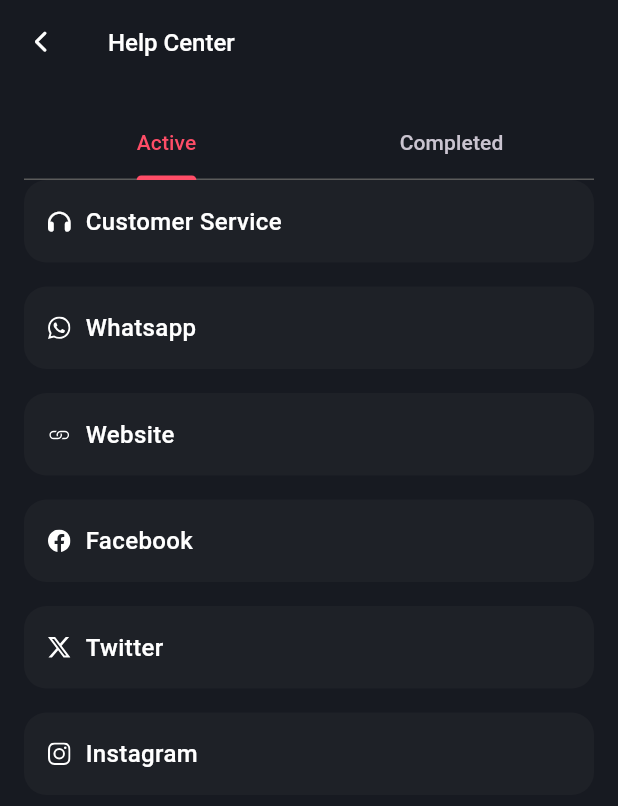
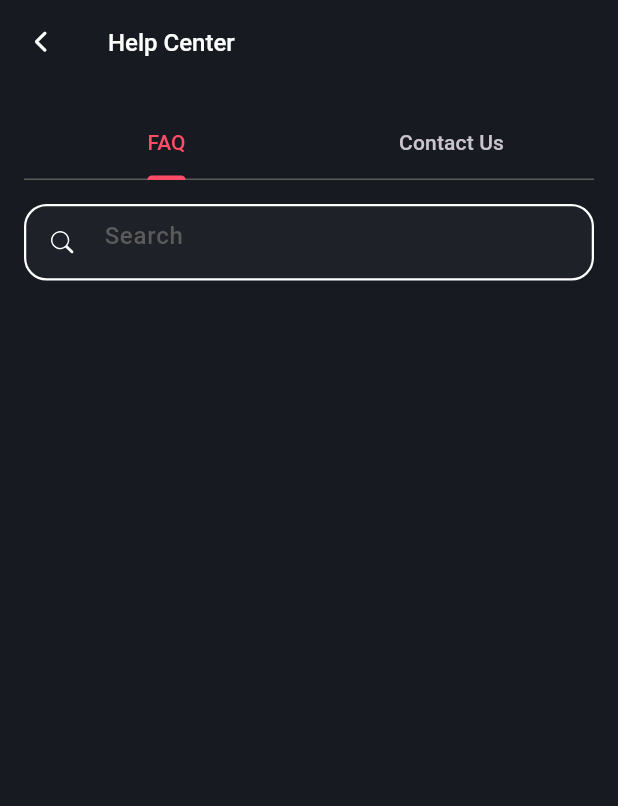
Before and after one commit to hafedh049/luxy, a Flutter app: the HelpCenter screen opened directly, on a phone screen of 412 x 824 dp. Shown: the top 806 px of the screen. Run offline on Flutter 3.47's test engine with Material 3 defaults, Android fonts, the phone set to English and light mode, and no system bars; our stand-ins replace animated_toggle_switch, date_format, flutter_animate, fluttertoast, google_nav_bar, hive and 5 more; accounts and stored records are empty.

Commit message:
ModifiedM lib/views/help_center.dart

```diff
--- a/lib/views/help_center.dart
+++ b/lib/views/help_center.dart
@@ -22,6 +22,8 @@ class _HelpCenterState extends State<HelpCenter> with TickerProviderStateMixin {
 
   late final TabController _tabController;
 
+  final TextEditingController _searchController = TextEditingController();
+
   @override
   void initState() {
     _tabController = TabController(length: 2, vsync: this);
@@ -31,6 +33,7 @@ class _HelpCenterState extends State<HelpCenter> with TickerProviderStateMixin {
   @override
   void dispose() {
     _tabController.dispose();
+    _searchController.dispose();
     super.dispose();
   }
 
@@ -55,7 +58,7 @@ class _HelpCenterState extends State<HelpCenter> with TickerProviderStateMixin {
                     dividerColor: grey,
                     indicatorColor: pink,
                     onTap: (int value) => _tabController.animateTo(value, duration: 300.ms, curve: Curves.linear),
-                    tabs: const <Tab>[Tab(text: 'Active'), Tab(text: 'Completed')],
+                    tabs: const <Tab>[Tab(text: 'FAQ'), Tab(text: 'Contact Us')],
                   ),
                 ),
               ],
@@ -67,6 +70,28 @@ class _HelpCenterState extends State<HelpCenter> with TickerProviderStateMixin {
                   Column(
                     crossAxisAlignment: CrossAxisAlignment.start,
                     children: <Widget>[
+                      const SizedBox(height: 16),
+                      Container(
+                        decoration: BoxDecoration(borderRadius: BorderRadius.circular(15), border: Border.all(color: white, width: 1.5), color: grey.withOpacity(.1)),
+                        child: TextField(
+                          cursorColor: pink,
+                          controller: _searchController,
+                          style: TextStyle(color: white, fontWeight: FontWeight.w500),
+                          decoration: InputDecoration(
+                            prefixIcon: Icon(Bootstrap.search, size: 15, color: white),
+                            border: InputBorder.none,
+                            contentPadding: EdgeInsets.all(8),
+                            hintText: "Search",
+                            hintStyle: TextStyle(color: grey, fontWeight: FontWeight.w500),
+                          ),
+                        ),
+                      ),
+                    ],
+                  ),
+                  Column(
+                    crossAxisAlignment: CrossAxisAlignment.start,
+                    children: <Widget>[
+                      const SizedBox(height: 16),
                       for (final Map<String, dynamic> item in _contactUs)
                         GestureDetector(
                           onTap: item["callback"](),
```
